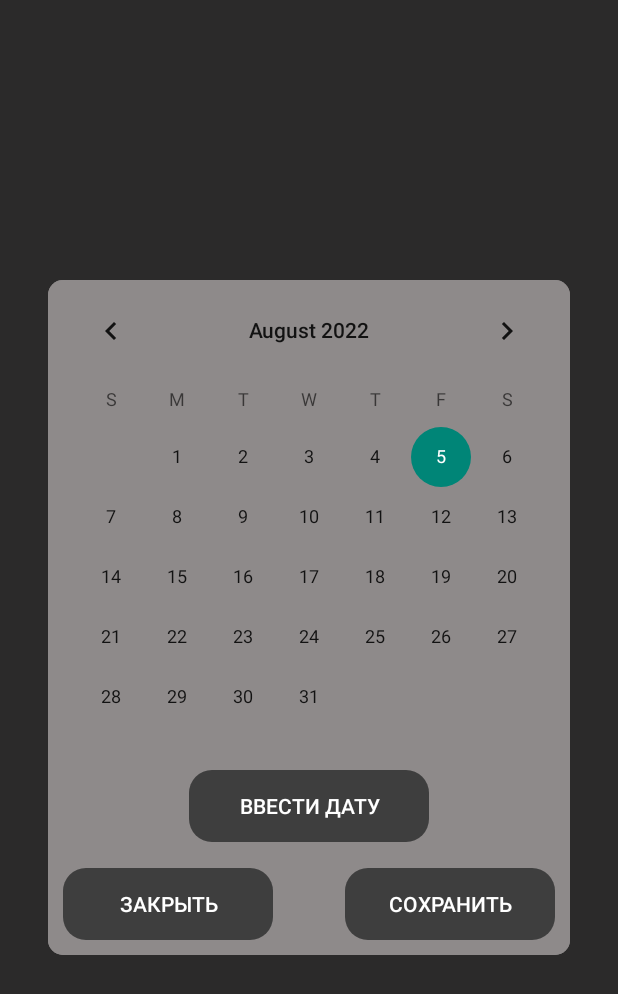
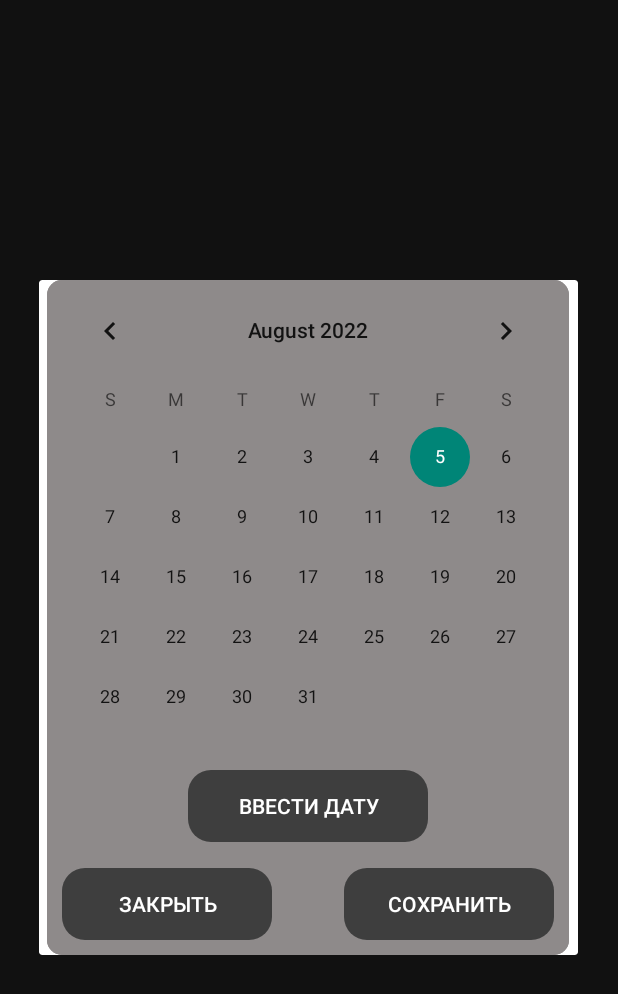
Before and after one commit to ttodoshi/days-counter, an Android app: the Settings screen opened directly, with no data from a screen before it, after a tap on "ИЗМЕНИТЬ ДАТУ НАЧАЛА", on a phone screen of 412 x 824 dp. Shown: the top 994 px of the screen. Run offline under Robolectric (Android 15) with nearby library versions, the phone set to English and light mode, and no system bars.

Commit message:
calendar with alertDialog

```diff
--- a/app/src/main/java/org/todoshis/dayscounter/Settings.java
+++ b/app/src/main/java/org/todoshis/dayscounter/Settings.java
@@ -5,6 +5,7 @@ import android.app.AlertDialog;
 import android.content.DialogInterface;
 import android.content.Intent;
 import android.os.Bundle;
+import android.view.LayoutInflater;
 import android.view.View;
 import android.widget.Button;
 import android.widget.CalendarView;
@@ -19,8 +20,7 @@ import static android.view.View.INVISIBLE;
 
 public class Settings extends BaseActivity {
 
-    private CalendarView calendar;
-    private Button submitDate;
+    AlertDialog alert;
 
     @SuppressLint("ClickableViewAccessibility")
     @Override
@@ -31,11 +31,6 @@ public class Settings extends BaseActivity {
         RelativeLayout settings = findViewById(R.id.settings);
         Button changePhraseButton = findViewById(R.id.changePhrase);
         Button dateButton = findViewById(R.id.changeStartDate);
-        calendar = findViewById(R.id.calendar);
-        calendar.setVisibility(INVISIBLE);
-        Button dateFromText = findViewById(R.id.dateFromText);
-        Button closeCalendar = findViewById(R.id.close);
-        submitDate = findViewById(R.id.submit);
         Button addCounter = findViewById(R.id.addCounter);
         Button delLastCounter = findViewById(R.id.delLastCounter);
 
@@ -55,38 +50,8 @@ public class Settings extends BaseActivity {
                     ShowMessage.showMessage(Settings.this, getString(R.string.no_counters));
                 }
                 else {
-                    calendar.setVisibility(VISIBLE);
+                    showCalendarAlert();
                 }
-            }
-        });
-
-        // ввести дату текстом
-        dateFromText.setOnClickListener(new View.OnClickListener() {
-            @Override
-            public void onClick(View view) {
-                showDateAlert();
-            }
-        });
-
-        // закрыть календарь
-        closeCalendar.setOnClickListener(new View.OnClickListener() {
-            @Override
-            public void onClick(View view) {
-                calendar.setVisibility(INVISIBLE);
-            }
-        });
-
-        // сохранение даты, выбранной в календаре по нажатию кнопки
-        calendar.setOnDateChangeListener(new CalendarView.OnDateChangeListener() {
-            @Override
-            public void onSelectedDayChange(CalendarView view, int year, int month, int dayOfMonth) {
-                submitDate.setOnClickListener(new View.OnClickListener() {
-                    @Override
-                    public void onClick(View view) {
-                        counter.setStartDate(new Date(year-1900, month, dayOfMonth));
-                        calendar.setVisibility(INVISIBLE);
-                    }
-                });
             }
         });
 
@@ -120,6 +85,47 @@ public class Settings extends BaseActivity {
         finish();
     }
 
+    private void showCalendarAlert(){
+        AlertDialog.Builder builder = new AlertDialog.Builder(Settings.this);
+        View view = getLayoutInflater().inflate(R.layout.calendar_layour, null);
+        CalendarView calendar = view.findViewById(R.id.calendar);
+        Button dateFromText = view.findViewById(R.id.dateFromText);
+        Button closeCalendar = view.findViewById(R.id.close);
+        Button submitDate = view.findViewById(R.id.submit);
+
+        closeCalendar.setOnClickListener(new View.OnClickListener() {
+            @Override
+            public void onClick(View view) {
+                alert.cancel();
+            }
+        });
+        dateFromText.setOnClickListener(new View.OnClickListener() {
+            @Override
+            public void onClick(View view) {
+                alert.cancel();
+                showDateAlert();
+            }
+        });
+        calendar.setOnDateChangeListener(new CalendarView.OnDateChangeListener() {
+            @Override
+            public void onSelectedDayChange(CalendarView view, int year, int month, int dayOfMonth) {
+                submitDate.setOnClickListener(new View.OnClickListener() {
+                    @Override
+                    public void onClick(View view) {
+                        counter.setStartDate(new Date(year-1900, month, dayOfMonth));
+                        alert.cancel();
+                    }
+                });
+            }
+        });
+
+        builder.setView(view)
+                .setCancelable(false);
+
+        alert = builder.create();
+        alert.show();
+    }
+
     // создание AlertDialog с вводом текста
     private AlertDialog.Builder createAlertDialogWithEditText(String title, View customLayout){
         AlertDialog.Builder builder = new AlertDialog.Builder(Settings.this);
@@ -146,7 +152,7 @@ public class Settings extends BaseActivity {
                     dialogInterface.cancel();
                 }
             });
-            AlertDialog alert = builder.create();
+            alert = builder.create();
             alert.show();
         }
     }
@@ -162,14 +168,13 @@ public class Settings extends BaseActivity {
                 String startDate = editText.getText().toString();
                 try {
                     counter.setStartDate(sdf.parse(startDate));
-                    calendar.setVisibility(INVISIBLE);
                 } catch (ParseException e) {
                     ShowMessage.showMessage(Settings.this, getString(R.string.invalid_format));
                 }
                 dialogInterface.cancel();
             }
         });
-        AlertDialog alert = builder.create();
+        alert = builder.create();
         alert.show();
     }
 
--- a/app/src/main/res/layout/activity_settings.xml
+++ b/app/src/main/res/layout/activity_settings.xml
@@ -62,43 +62,4 @@
         </LinearLayout>
     </ScrollView>
 
-    <CalendarView
-        android:id="@+id/calendar"
-        android:layout_width="wrap_content"
-        android:layout_height="450sp"
-        android:layout_centerInParent="true"
-        android:background="@drawable/calendar_layout">
-
-        <Button
-            android:id="@+id/close"
-            android:layout_width="140sp"
-            android:layout_height="wrap_content"
-            android:layout_gravity="start|bottom"
-            android:layout_margin="10sp"
-            android:background="@drawable/button_layout"
-            android:text="@string/close"
-            android:textColor="@color/white" />
-
-        <Button
-            android:id="@+id/dateFromText"
-            android:layout_width="160sp"
-            android:layout_height="wrap_content"
-            android:layout_gravity="center_horizontal|bottom"
-            android:layout_margin="75sp"
-            android:background="@drawable/button_layout"
-            android:text="@string/new_date"
-            android:textColor="@color/white" />
-
-        <Button
-            android:id="@+id/submit"
-            android:layout_width="140sp"
-            android:layout_height="wrap_content"
-            android:layout_gravity="end|bottom"
-            android:layout_margin="10sp"
-            android:background="@drawable/button_layout"
-            android:text="@string/save"
-            android:textColor="@color/white" />
-
-    </CalendarView>
-
 </RelativeLayout>
--- /dev/null
+++ b/app/src/main/res/layout/calendar_layour.xml
@@ -0,0 +1,45 @@
+<?xml version="1.0" encoding="utf-8"?>
+<RelativeLayout xmlns:android="http://schemas.android.com/apk/res/android"
+    android:layout_width="wrap_content"
+    android:layout_height="wrap_content">
+
+    <CalendarView
+        android:id="@+id/calendar"
+        android:layout_width="wrap_content"
+        android:layout_height="450sp"
+        android:layout_centerInParent="true"
+        android:background="@drawable/calendar_layout">
+
+        <Button
+            android:id="@+id/close"
+            android:layout_width="140sp"
+            android:layout_height="wrap_content"
+            android:layout_gravity="start|bottom"
+            android:layout_margin="10sp"
+            android:background="@drawable/button_layout"
+            android:text="@string/close"
+            android:textColor="@color/white" />
+
+        <Button
+            android:id="@+id/dateFromText"
+            android:layout_width="160sp"
+            android:layout_height="wrap_content"
+            android:layout_gravity="center_horizontal|bottom"
+            android:layout_margin="75sp"
+            android:background="@drawable/button_layout"
+            android:text="@string/new_date"
+            android:textColor="@color/white" />
+
+        <Button
+            android:id="@+id/submit"
+            android:layout_width="140sp"
+            android:layout_height="wrap_content"
+            android:layout_gravity="end|bottom"
+            android:layout_margin="10sp"
+            android:background="@drawable/button_layout"
+            android:text="@string/save"
+            android:textColor="@color/white" />
+
+    </CalendarView>
+
+</RelativeLayout>
```
